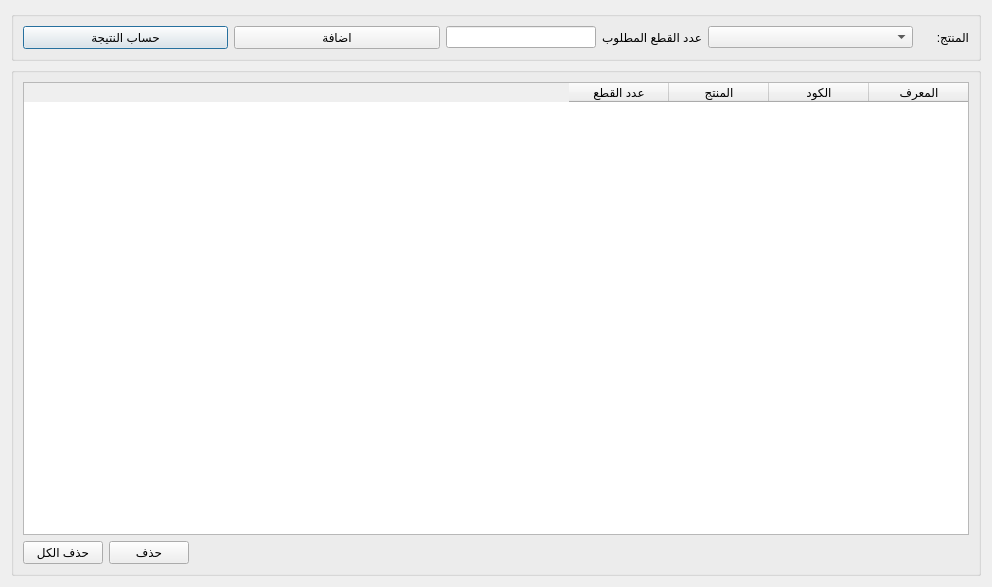
The window that Ui_Aggregator.ui (rabee361/E-commerce2) describes before a commit, drawn with Qt 5.
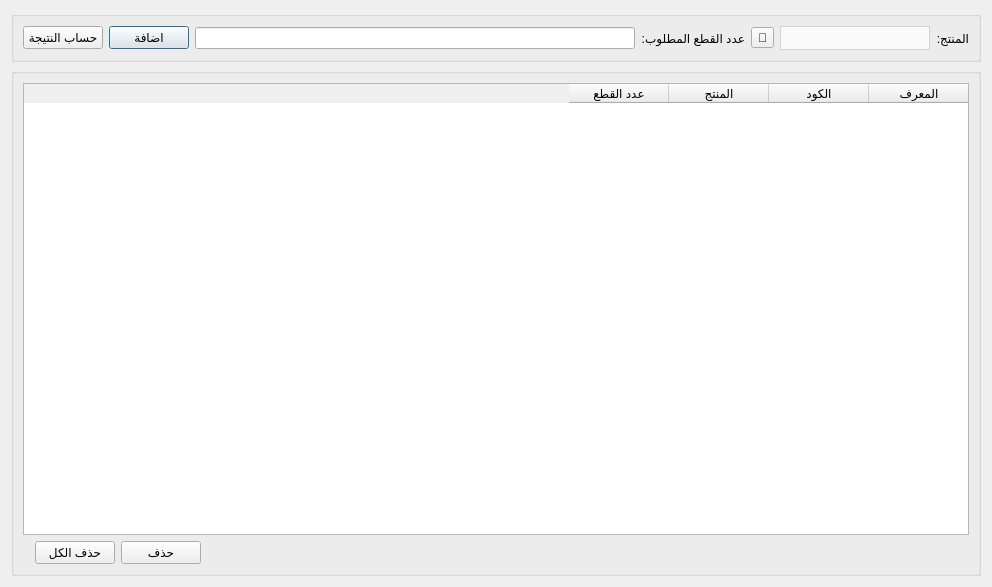
The same window after the commit. Icons and pictures are not drawn.

Patch:
```diff
--- a/Ui_Aggregator.ui
+++ b/Ui_Aggregator.ui
@@ -20,6 +20,9 @@
    <iconset>
     <normaloff>graphics/icon.xpm</normaloff>graphics/icon.xpm</iconset>
   </property>
+  <property name="layoutDirection">
+   <enum>Qt::RightToLeft</enum>
+  </property>
   <property name="modal">
    <bool>true</bool>
   </property>
@@ -29,42 +32,68 @@
      <property name="maximumSize">
       <size>
        <width>16777215</width>
-       <height>60</height>
+       <height>16777215</height>
       </size>
      </property>
+     <property name="layoutDirection">
+      <enum>Qt::RightToLeft</enum>
+     </property>
      <property name="title">
       <string/>
      </property>
-     <layout class="QHBoxLayout" name="horizontalLayout_2">
-      <item>
-       <widget class="QPushButton" name="calc_btn">
-        <property name="text">
-         <string>حساب النتيجة</string>
-        </property>
-       </widget>
-      </item>
-      <item>
-       <widget class="QPushButton" name="add_btn">
-        <property name="text">
-         <string>اضافة</string>
-        </property>
-       </widget>
-      </item>
-      <item>
-       <widget class="QLineEdit" name="target_input">
+     <layout class="QGridLayout" name="gridLayout_3">
+      <item row="0" column="0">
+       <widget class="QLabel" name="label">
         <property name="maximumSize">
+         <size>
+          <width>16777215</width>
+          <height>16777215</height>
+         </size>
+        </property>
+        <property name="text">
+         <string>المنتج:</string>
+        </property>
+       </widget>
+      </item>
+      <item row="0" column="1">
+       <widget class="QComboBox" name="products">
+        <property name="minimumSize">
          <size>
           <width>150</width>
+          <height>0</height>
+         </size>
+        </property>
+        <property name="maximumSize">
+         <size>
+          <width>16777215</width>
           <height>16777215</height>
          </size>
         </property>
+        <property name="styleSheet">
+         <string notr="true">QComboBox {
+        background-color: #fafafa;
+        border: 1px solid lightgrey;		
+		height: 22px;
+		color: black;
+    }
+    QComboBox::drop-down {
+        border: none;
+    }</string>
+        </property>
        </widget>
       </item>
-      <item>
+      <item row="0" column="2">
+       <widget class="QToolButton" name="products_btn">
+        <property name="text">
+         <string>🔎</string>
+        </property>
+       </widget>
+      </item>
+      <item row="0" column="3">
        <widget class="QLabel" name="label_2">
         <property name="maximumSize">
          <size>
-          <width>100</width>
+          <width>16777215</width>
           <height>16777215</height>
          </size>
         </property>
@@ -73,26 +102,27 @@
         </property>
        </widget>
       </item>
-      <item>
-       <widget class="QComboBox" name="products">
+      <item row="0" column="4">
+       <widget class="QLineEdit" name="target_input">
         <property name="maximumSize">
          <size>
-          <width>500</width>
+          <width>16777215</width>
           <height>16777215</height>
          </size>
         </property>
        </widget>
       </item>
-      <item>
-       <widget class="QLabel" name="label">
-        <property name="maximumSize">
-         <size>
-          <width>50</width>
-          <height>16777215</height>
-         </size>
+      <item row="0" column="5">
+       <widget class="QPushButton" name="add_btn">
+        <property name="text">
+         <string>اضافة</string>
         </property>
+       </widget>
+      </item>
+      <item row="0" column="6">
+       <widget class="QPushButton" name="calc_btn">
         <property name="text">
-         <string>المنتج:</string>
+         <string>حساب النتيجة</string>
         </property>
        </widget>
       </item>
@@ -101,11 +131,27 @@
    </item>
    <item row="1" column="0">
     <widget class="QGroupBox" name="groupBox_2">
+     <property name="layoutDirection">
+      <enum>Qt::RightToLeft</enum>
+     </property>
      <property name="title">
       <string/>
      </property>
      <layout class="QGridLayout" name="gridLayout_2">
-      <item row="0" column="0" colspan="3">
+      <item row="2" column="1">
+       <spacer name="horizontalSpacer">
+        <property name="orientation">
+         <enum>Qt::Horizontal</enum>
+        </property>
+        <property name="sizeHint" stdset="0">
+         <size>
+          <width>789</width>
+          <height>20</height>
+         </size>
+        </property>
+       </spacer>
+      </item>
+      <item row="0" column="0" colspan="6">
        <widget class="QTableWidget" name="aggregator_items_table">
         <property name="maximumSize">
          <size>
@@ -144,11 +190,24 @@
         </column>
        </widget>
       </item>
-      <item row="1" column="0">
+      <item row="2" column="2">
+       <widget class="QPushButton" name="delete_btn">
+        <property name="maximumSize">
+         <size>
+          <width>16777215</width>
+          <height>16777215</height>
+         </size>
+        </property>
+        <property name="text">
+         <string>حذف</string>
+        </property>
+       </widget>
+      </item>
+      <item row="2" column="3">
        <widget class="QPushButton" name="clear_btn">
         <property name="maximumSize">
          <size>
-          <width>100</width>
+          <width>16777215</width>
           <height>16777215</height>
          </size>
         </property>
@@ -160,32 +219,6 @@
         </property>
        </widget>
       </item>
-      <item row="1" column="1">
-       <widget class="QPushButton" name="delete_btn">
-        <property name="maximumSize">
-         <size>
-          <width>100</width>
-          <height>16777215</height>
-         </size>
-        </property>
-        <property name="text">
-         <string>حذف</string>
-        </property>
-       </widget>
-      </item>
-      <item row="1" column="2">
-       <spacer name="horizontalSpacer">
-        <property name="orientation">
-         <enum>Qt::Horizontal</enum>
-        </property>
-        <property name="sizeHint" stdset="0">
-         <size>
-          <width>789</width>
-          <height>20</height>
-         </size>
-        </property>
-       </spacer>
-      </item>
      </layout>
     </widget>
    </item>
```
